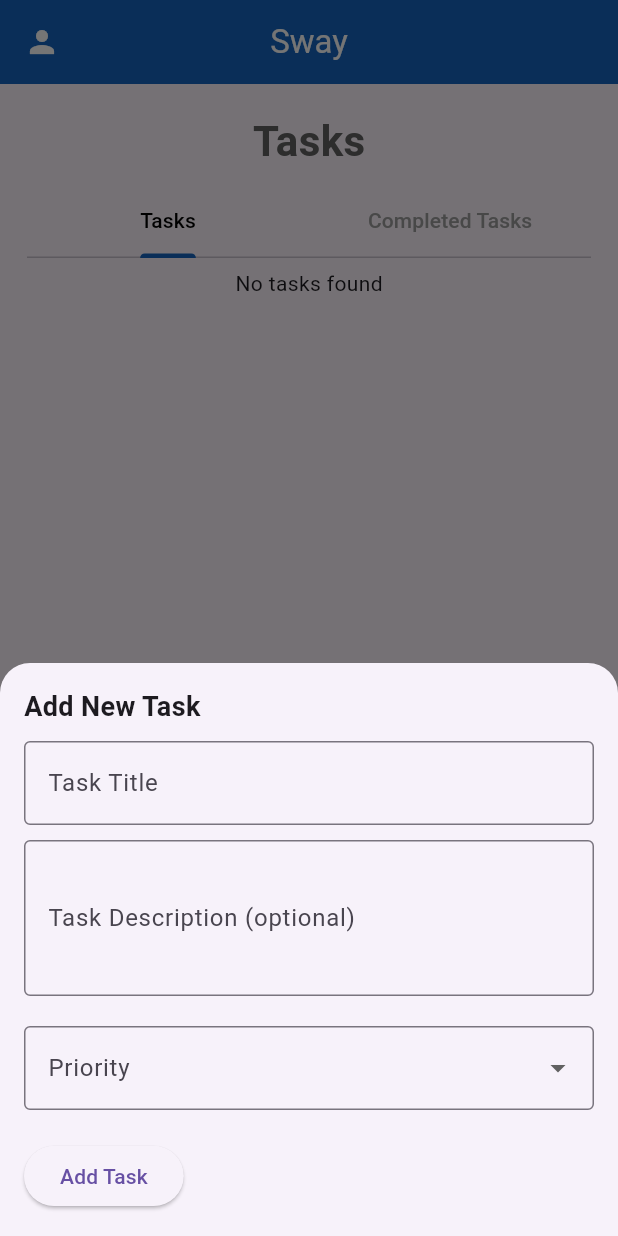
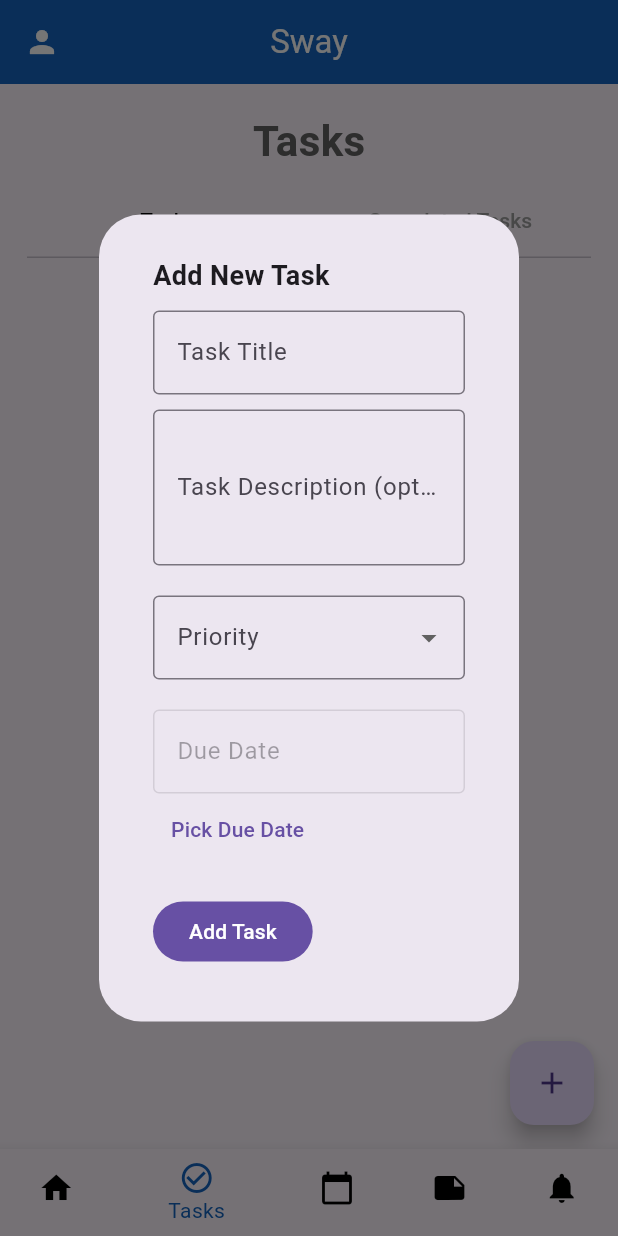
Before and after one commit to DivyanshMauryaaa/sway, a Flutter app: the screen it shows once a user with an empty profile is signed in, item 2 of the bottom bar chosen, after a tap on the "add" icon, on a phone screen of 412 x 824 dp. Run offline on Flutter 3.47's test engine with Material 3 defaults, Android fonts, the phone set to English and light mode, and no system bars; our stand-ins replace cloud_firestore, firebase_auth, firebase_core; accounts and stored records are empty.

Commit message:
Added Task page and due date feild. Did some UI Change.

```diff
--- a/lib/main.dart
+++ b/lib/main.dart
@@ -39,7 +39,7 @@ class LandingPage extends StatelessWidget {
         if (snapshot.connectionState == ConnectionState.waiting) {
           return const Scaffold(
             body: Center(
-              child: CircularProgressIndicator(), // Nice loader 😄
+              child: CircularProgressIndicator(), // Nice loader
             ),
           );
         } else if (snapshot.hasData) {
--- a/lib/screens/tasks.dart
+++ b/lib/screens/tasks.dart
@@ -1,6 +1,7 @@
 import 'package:cloud_firestore/cloud_firestore.dart';
 import 'package:firebase_auth/firebase_auth.dart';
 import 'package:flutter/material.dart';
+import 'package:intl/intl.dart';
 import './task_pages/completed_tasks.dart';
 import './task_pages/tasks.dart';
 
@@ -62,20 +63,23 @@ class _TasksState extends State<Tasks> {
       floatingActionButton: FloatingActionButton(
         onPressed: () {
           final formKey = GlobalKey<FormState>();
-          final TextEditingController titleController =
-              TextEditingController();
+          final TextEditingController titleController = TextEditingController();
           final TextEditingController descriptionController =
               TextEditingController();
           String? selectedPriority;
+          final TextEditingController _dateController = TextEditingController();
 
-          showModalBottomSheet(
+          showDialog(
             context: context,
-            shape: RoundedRectangleBorder(
-              borderRadius: BorderRadius.vertical(top: Radius.circular(20)),
+            builder: (BuildContext context) {
+              return AlertDialog(
+                scrollable: true,
+                insetPadding: EdgeInsets.symmetric(
+                  horizontal: 10,
+                  vertical: 24,
                 ),
-            builder: (BuildContext context) {
-              return Padding(
-                padding: const EdgeInsets.all(16.0),
+                content: Padding(
+                  padding: const EdgeInsets.all(12.0),
                   child: Column(
                     mainAxisSize: MainAxisSize.min,
                     crossAxisAlignment: CrossAxisAlignment.start,
@@ -136,10 +140,39 @@ class _TasksState extends State<Tasks> {
                                 selectedPriority = value;
                               },
                             ),
+                            SizedBox(height: 20),
+
+                            TextFormField(
+                              controller: _dateController,
+                              decoration: InputDecoration(
+                                labelText: 'Due Date',
+                                border: OutlineInputBorder(),
+                              ),
+                              enabled: false,
+                              readOnly: true,
+                            ),
+
+                            TextButton(
+                              onPressed: () async {
+                                DateTime? pickedDate = await showDatePicker(
+                                  context: context,
+                                  initialDate: DateTime.now(),
+                                  firstDate: DateTime.now(),
+                                  lastDate: DateTime(2100),
+                                );
+
+                                if (pickedDate != null) {
+                                  // 🎯 Use pickedDate however you want (setState, store in DB, etc.)
+                                  _dateController.text =
+                                      DateFormat('yyyy-MM-dd').format(pickedDate);
+                                }
+                              },
+                              child: Text("Pick Due Date"),
+                            ),
 
                             SizedBox(height: 20),
 
-                          ElevatedButton(
+                            FilledButton(
                               onPressed: () async {
                                 if (formKey.currentState!.validate()) {
                                   final taskTitle = titleController.text;
@@ -148,12 +181,15 @@ class _TasksState extends State<Tasks> {
                                   final taskPriority = selectedPriority;
 
                                   // Handle the form submission logic here
-                                await _database.collection("Tasks").add(<String, dynamic> {
+                                  await _database
+                                      .collection("Tasks")
+                                      .add(<String, dynamic>{
                                         'title': taskTitle,
                                         'description': taskDescription,
                                         'priority': taskPriority,
                                         'completed': false,
                                         'user_id': user?.uid,
+                                        'due_date': _dateController.text,
                                       });
 
                                   Navigator.pop(context);
@@ -166,6 +202,7 @@ class _TasksState extends State<Tasks> {
                       ),
                     ],
                   ),
+                ),
               );
             },
           );
--- a/pubspec.yaml
+++ b/pubspec.yaml
@@ -37,6 +37,7 @@ dependencies:
   firebase_core: ^3.13.0
   firebase_auth: ^5.5.2
   cloud_firestore: ^5.6.6
+  intl: ^0.19.0
 
 dev_dependencies:
   flutter_test:
```
Also changed, not shown: lib/screens/auth/user_profile.dart (+14 -4 lines), lib/screens/task_pages/task.dart (added, +207 -0 lines), lib/screens/task_pages/tasks.dart (+19 -0 lines), pubspec.lock. Lines whose indentation alone changed are shown as unchanged.
